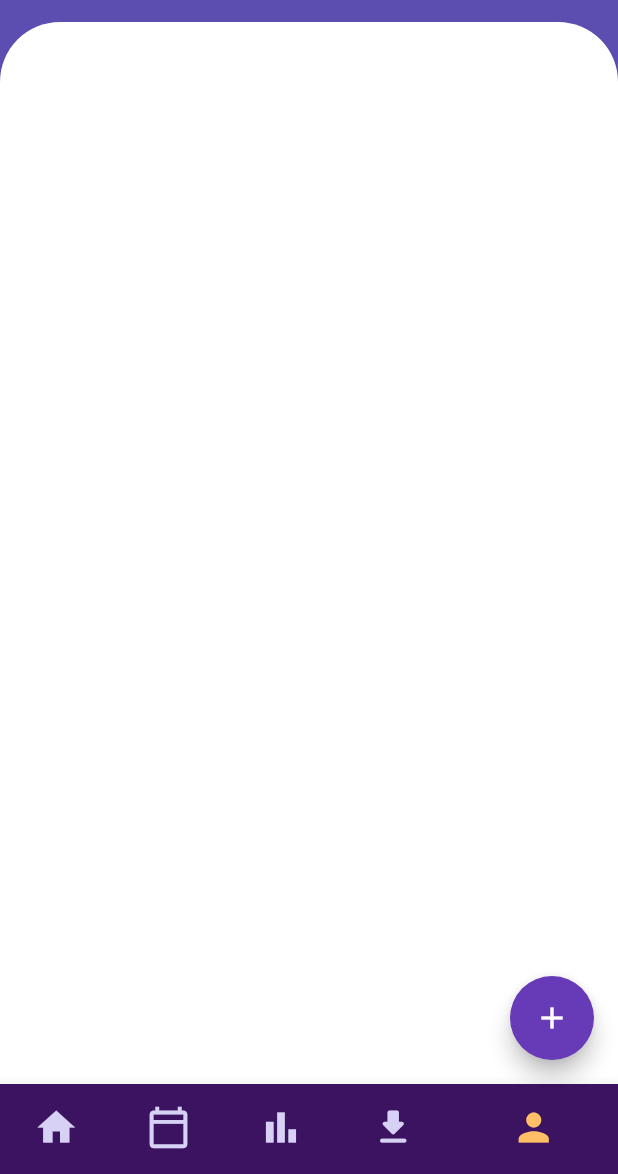
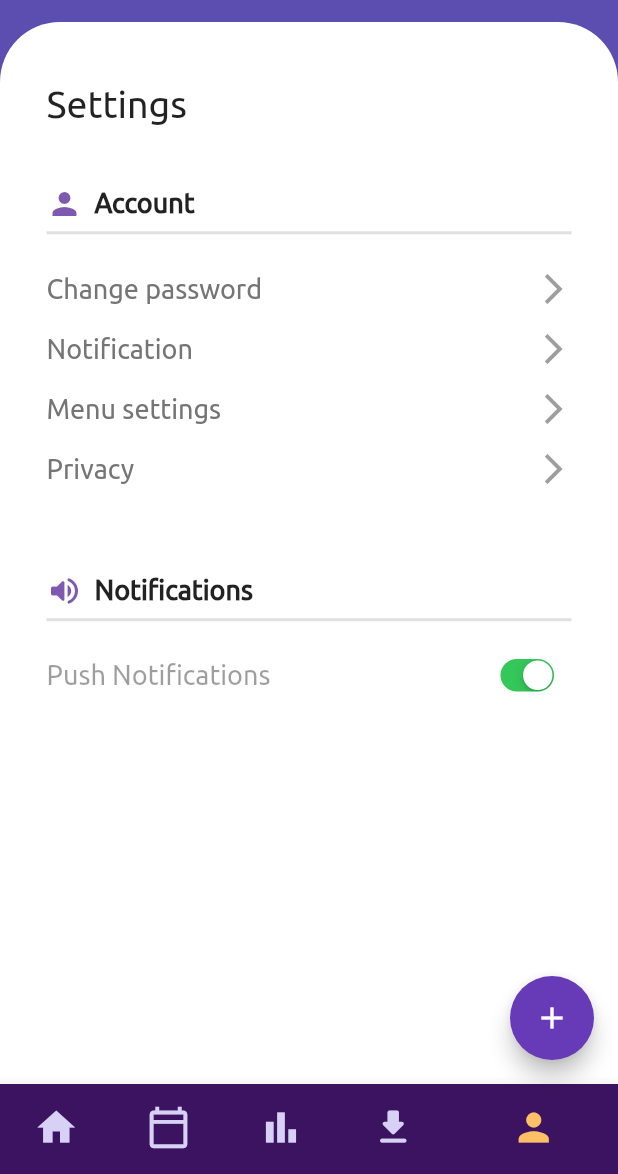
Before and after one commit to joyce04/anxi_pro, a Flutter app: the Home screen opened directly, item 5 of the bottom bar chosen, on a phone screen of 412 x 824 dp, the part 62-1236 px from its top. Run offline on Flutter 3.47's test engine with Material 2 defaults, Android fonts, the phone set to English and light mode, and no system bars; our stand-ins replace avatar_glow, cloud_firestore, firebase_auth, firebase_core, shared_preferences and 2 more; missing offline and left inert: dart:ffi, flutter_audio_recorder; accounts and stored records are empty.

Commit message:
add setting view

```diff
--- a/lib/views/setting.dart
+++ b/lib/views/setting.dart
@@ -1,3 +1,5 @@
+import 'package:anxi_pro/color_scheme.dart';
+import 'package:flutter/cupertino.dart';
 import 'package:flutter/material.dart';
 
 class Setting extends StatefulWidget {
@@ -8,6 +10,140 @@
 class _SettingState extends State<Setting> {
   @override
   Widget build(BuildContext context) {
-    return Container();
+    return Container(
+        padding: EdgeInsets.only(left: 16, top: 25, right: 16),
+        child: ListView(
+          children: [
+            Text(
+              "Settings",
+              style: TextStyle(fontSize: 25, fontWeight: FontWeight.w500),
+            ),
+            SizedBox(
+              height: 40,
+            ),
+            Row(
+              children: [
+                Icon(
+                  Icons.person,
+                  color: purple_2,
+                ),
+                SizedBox(
+                  width: 8,
+                ),
+                Text(
+                  "Account",
+                  style: TextStyle(fontSize: 18, fontWeight: FontWeight.bold),
+                )
+              ],
+            ),
+            Divider(
+              height: 15,
+              thickness: 2,
+            ),
+            SizedBox(
+              height: 10,
+            ),
+            _buildAccountOptionRow(context, "Change password"),
+            _buildAccountOptionRow(context, "Notification"),
+            _buildAccountOptionRow(context, "Menu settings"),
+            _buildAccountOptionRow(context, "Privacy"),
+            SizedBox(
+              height: 49,
+            ),
+            Row(
+              children: [
+                Icon(Icons.volume_up_rounded, color: purple_2),
+                SizedBox(
+                  width: 8,
+                ),
+                Text(
+                  "Notifications",
+                  style: TextStyle(fontSize: 18, fontWeight: FontWeight.bold),
+                )
+              ],
+            ),
+            Divider(
+              height: 15,
+              thickness: 2,
+            ),
+            SizedBox(
+              height: 10,
+            ),
+            _buildNotificationOptionRow("Push Notifications", true),
+            SizedBox(
+              height: 50,
+            )
+          ],
+        ));
+  }
+
+  _buildNotificationOptionRow(String title, bool isActive) {
+    return Row(
+      mainAxisAlignment: MainAxisAlignment.spaceBetween,
+      children: [
+        Text(
+          title,
+          style: TextStyle(fontSize: 18, fontWeight: FontWeight.w500, color: Colors.black38),
+        ),
+        Transform.scale(
+          scale: 0.7,
+          child: CupertinoSwitch(
+            value: isActive,
+            onChanged: (bool val) {},
+          ),
+        )
+      ],
+    );
+  }
+
+  GestureDetector _buildAccountOptionRow(BuildContext context, String title) {
+    return GestureDetector(
+      onTap: () {
+        showDialog(
+            context: context,
+            builder: (BuildContext context) {
+              return AlertDialog(
+                title: Text(title),
+                content: Column(
+                  mainAxisSize: MainAxisSize.min,
+                  children: [
+                    Text("Option 1"),
+                    Text("Option 2"),
+                    Text("Option 3"),
+                  ],
+                ),
+                actions: [
+                  FlatButton(
+                      onPressed: () {
+                        Navigator.of(context).pop();
+                      },
+                      child: Text("Close")),
+                ],
+              );
+            });
+      },
+      child: Padding(
+        padding: const EdgeInsets.symmetric(vertical: 8.0),
+        child: Row(
+          mainAxisAlignment: MainAxisAlignment.spaceBetween,
+          children: [
+            Text(
+              title,
+              style: TextStyle(
+                fontSize: 18,
+                fontWeight: FontWeight.w500,
+                color: Colors.grey[600],
+              ),
+            ),
+            Icon(
+              Icons.arrow_forward_ios,
+              color: Colors.grey,
+            ),
+          ],
+        ),
+      ),
+    );
   }
 }
+
+//TODO password reset view
```
